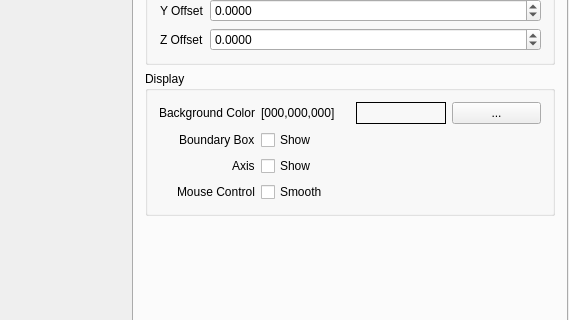
Old version of the form source/qpcv.ui in the repository dairoku/qpcv; both pictures show x 471 to 1040 and y 502 to 822 of the 1040 by 911 pixel window.
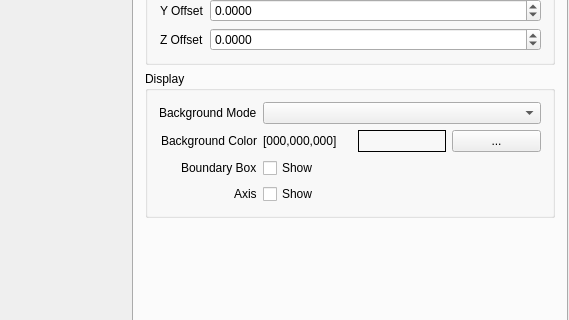
New version of the form.

Commit message: Worked on Display Setting

```diff
--- a/source/qpcv.ui
+++ b/source/qpcv.ui
@@ -421,10 +421,13 @@
               <property name="labelAlignment">
                <set>Qt::AlignRight|Qt::AlignTrailing|Qt::AlignVCenter</set>
               </property>
-              <item row="2" column="0">
-               <widget class="QLabel" name="label_18">
+              <item row="1" column="0">
+               <widget class="QLabel" name="label_3">
                 <property name="text">
-                 <string>Background Color</string>
+                 <string>Background Mode</string>
+                </property>
+                <property name="alignment">
+                 <set>Qt::AlignLeading|Qt::AlignLeft|Qt::AlignVCenter</set>
                 </property>
                </widget>
               </item>
@@ -456,10 +459,10 @@
                 </item>
                </layout>
               </item>
-              <item row="5" column="1">
-               <widget class="QCheckBox" name="mDisplaySmooth">
+              <item row="2" column="0">
+               <widget class="QLabel" name="mBackgroundColorSettingLabel">
                 <property name="text">
-                 <string>Smooth</string>
+                 <string>Background Color</string>
                 </property>
                </widget>
               </item>
@@ -491,12 +494,8 @@
                 </property>
                </widget>
               </item>
-              <item row="5" column="0">
-               <widget class="QLabel" name="label_12">
-                <property name="text">
-                 <string>Mouse Control</string>
-                </property>
-               </widget>
+              <item row="1" column="1">
+               <widget class="QComboBox" name="mBackgroundColorMode"/>
               </item>
              </layout>
             </item>
```
Left out of the diff: 25 changed lines with no effect on the pictures. The commit also changes 2 other files.
